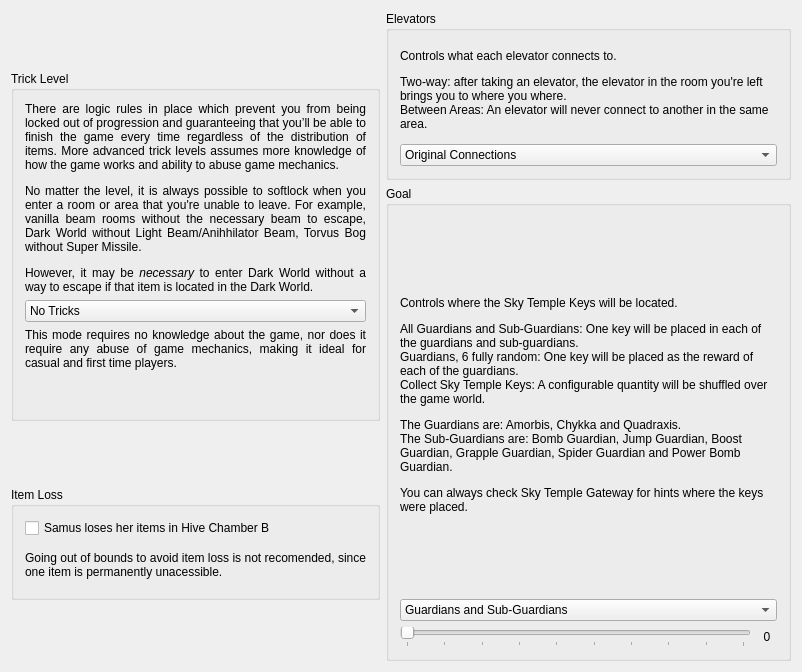
Before: the Qt Designer form randovania/gui/logic_settings_window.ui in randovania/randovania, drawn with Qt 5.
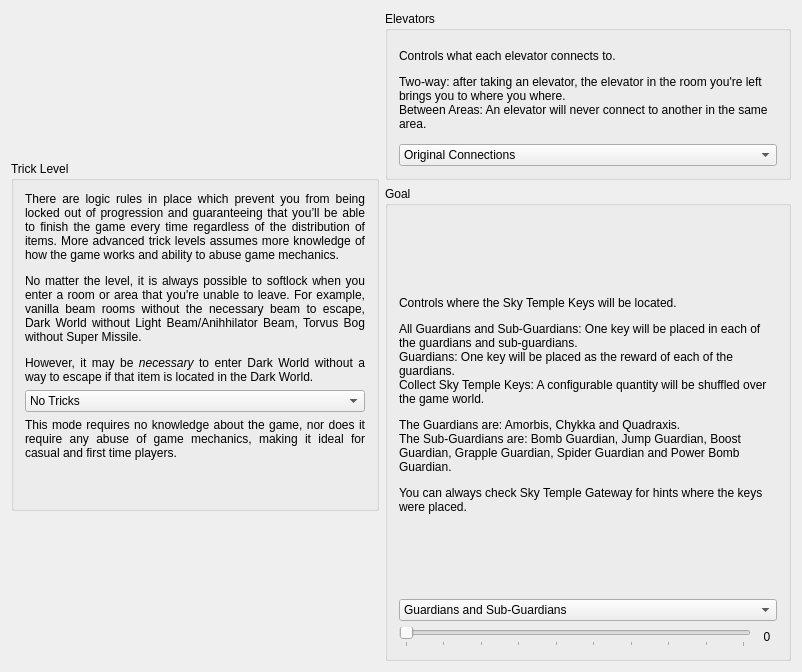
After: the same form once the commit is applied.

Commit message: Remove Item Loss options from GUI

```diff
--- a/randovania/gui/logic_settings_window.ui
+++ b/randovania/gui/logic_settings_window.ui
@@ -115,38 +115,6 @@
         </layout>
        </widget>
       </item>
-      <item>
-       <widget class="QGroupBox" name="itemloss_group">
-        <property name="sizePolicy">
-         <sizepolicy hsizetype="Preferred" vsizetype="Fixed">
-          <horstretch>0</horstretch>
-          <verstretch>0</verstretch>
-         </sizepolicy>
-        </property>
-        <property name="title">
-         <string>Item Loss</string>
-        </property>
-        <layout class="QVBoxLayout" name="verticalLayout_6">
-         <item>
-          <widget class="QCheckBox" name="itemloss_check">
-           <property name="text">
-            <string>Samus loses her items in Hive Chamber B</string>
-           </property>
-          </widget>
-         </item>
-         <item>
-          <widget class="QLabel" name="itemloss_description_label">
-           <property name="text">
-            <string>&lt;html&gt;&lt;head/&gt;&lt;body&gt;&lt;p align=&quot;justify&quot;&gt;Going out of bounds to avoid item loss is not recomended, since one item is permanently unacessible.&lt;/p&gt;&lt;/body&gt;&lt;/html&gt;</string>
-           </property>
-           <property name="wordWrap">
-            <bool>true</bool>
-           </property>
-          </widget>
-         </item>
-        </layout>
-       </widget>
-      </item>
      </layout>
     </item>
     <item>
@@ -199,7 +167,7 @@
          <item>
           <widget class="QLabel" name="skytemple_description">
            <property name="text">
-            <string>&lt;html&gt;&lt;head/&gt;&lt;body&gt;&lt;p&gt;Controls where the Sky Temple Keys will be located.&lt;/p&gt;&lt;p&gt;All Guardians and Sub-Guardians: One key will be placed in each of the guardians and sub-guardians.&lt;br/&gt;Guardians, 6 fully random: One key will be placed as the reward of each of the guardians.&lt;br/&gt;Collect Sky Temple Keys: A configurable quantity will be shuffled over the game world.&lt;/p&gt;&lt;p&gt;The Guardians are: Amorbis, Chykka and Quadraxis.&lt;br/&gt;The Sub-Guardians are: Bomb Guardian, Jump Guardian, Boost Guardian, Grapple Guardian, Spider Guardian and Power Bomb Guardian.&lt;/p&gt;&lt;p&gt;You can always check Sky Temple Gateway for hints where the keys were placed.&lt;/p&gt;&lt;/body&gt;&lt;/html&gt;</string>
+            <string>&lt;html&gt;&lt;head/&gt;&lt;body&gt;&lt;p&gt;Controls where the Sky Temple Keys will be located.&lt;/p&gt;&lt;p&gt;All Guardians and Sub-Guardians: One key will be placed in each of the guardians and sub-guardians.&lt;br/&gt;Guardians: One key will be placed as the reward of each of the guardians.&lt;br/&gt;Collect Sky Temple Keys: A configurable quantity will be shuffled over the game world.&lt;/p&gt;&lt;p&gt;The Guardians are: Amorbis, Chykka and Quadraxis.&lt;br/&gt;The Sub-Guardians are: Bomb Guardian, Jump Guardian, Boost Guardian, Grapple Guardian, Spider Guardian and Power Bomb Guardian.&lt;/p&gt;&lt;p&gt;You can always check Sky Temple Gateway for hints where the keys were placed.&lt;/p&gt;&lt;/body&gt;&lt;/html&gt;</string>
            </property>
            <property name="wordWrap">
             <bool>true</bool>
```
The commit also changes 1 other file.
